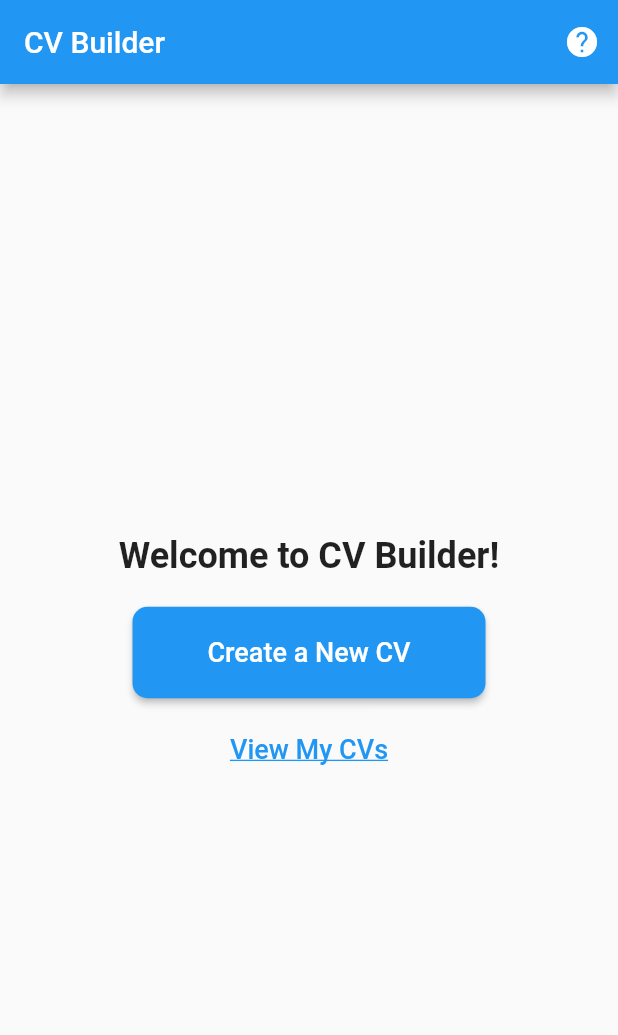
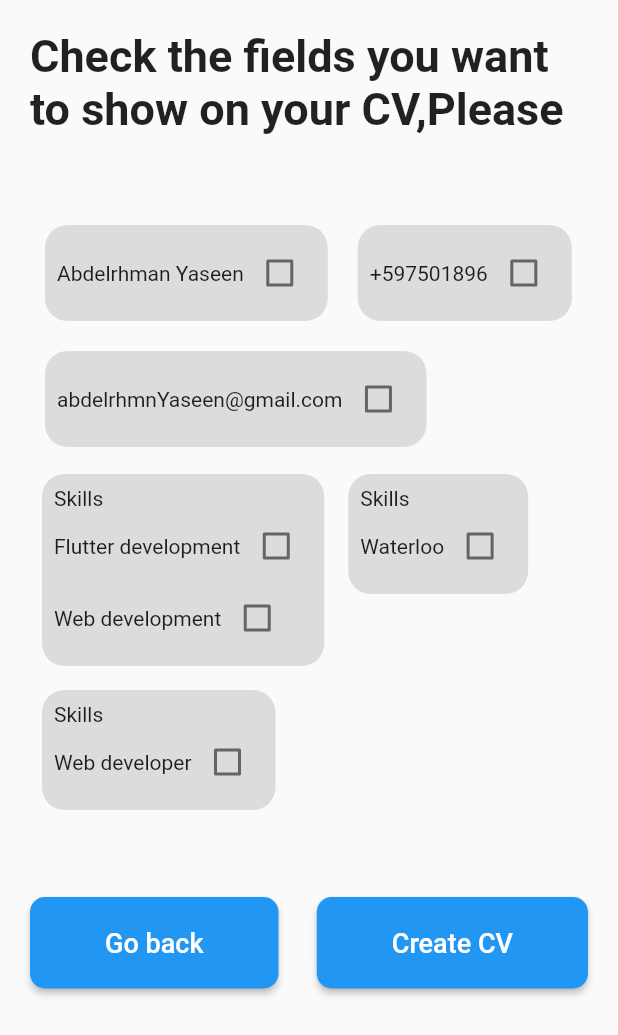
Before and after one commit to AbedrahmanYassen/cv_builder, a Flutter app: the screen it shows after launch, on a phone screen of 412 x 824 dp. Shown: the top 1035 px of the screen. Run offline on Flutter 3.47's test engine with Material 2 defaults, Android fonts, the phone set to English and light mode, and no system bars; our stand-ins replace pdf, printing, universal_io; missing offline and left inert: docx_template; accounts and stored records are empty.

Commit message:
Functional show and hide screen

```diff
--- a/lib/main.dart
+++ b/lib/main.dart
@@ -1,5 +1,6 @@
 import 'package:cv_builder/routes/home.dart';
 import 'package:cv_builder/routes/on_boarding.dart';
+import 'package:cv_builder/routes/show_hide_screen.dart';
 import 'package:docx_template/docx_template.dart';
 import 'package:flutter/material.dart';
 import 'package:flutter/services.dart' show rootBundle;
@@ -21,18 +22,10 @@ class MyApp extends StatelessWidget {
     return MaterialApp(
       title: 'Flutter Demo',
       theme: ThemeData(
-        // This is the theme of your application.
-        //
-        // Try running your application with "flutter run". You'll see the
-        // application has a blue toolbar. Then, without quitting the app, try
-        // changing the primarySwatch below to Colors.green and then invoke
-        // "hot reload" (press "r" in the console where you ran "flutter run",
-        // or simply save your changes to "hot reload" in a Flutter IDE).
-        // Notice that the counter didn't reset back to zero; the application
-        // is not restarted.
+
         primarySwatch: Colors.blue,
       ),
-      home: HomeScreen(),
+      home: ShowHideScreen(),
     );
   }
 }
--- /dev/null
+++ b/lib/models/data_fields.dart
@@ -0,0 +1,11 @@
+enum DataFields{
+  name,
+  phoneNumber,
+  email,
+  skills,
+  degrees,
+  experiences,
+  city,
+  currentPosition,
+  street
+}
--- /dev/null
+++ b/lib/models/skill.dart
@@ -0,0 +1,7 @@
+class Skill{
+    String skillName;
+    double value ;
+    double size ;
+
+    Skill({required this.skillName, required this.value, required this.size});
+}
--- a/lib/models/user_data.dart
+++ b/lib/models/user_data.dart
@@ -1,4 +1,5 @@
 import 'package:cv_builder/models/education.dart';
+import 'package:cv_builder/models/skill.dart';
 
 import 'experience.dart';
 
@@ -10,7 +11,7 @@ class UserData {
   String phoneNumber;
   String email;
   List<Experience> experiences ;
-  List<String> skills ;
+  List<Skill> skills ;
   List<Education> degrees;
 
   UserData({
--- /dev/null
+++ b/lib/routes/show_hide_screen.dart
@@ -0,0 +1,156 @@
+import 'package:cv_builder/models/data_fields.dart';
+import 'package:cv_builder/models/education.dart';
+import 'package:cv_builder/models/experience.dart';
+import 'package:cv_builder/models/skill.dart';
+import 'package:cv_builder/models/user_data.dart';
+import 'package:cv_builder/providers/show_hide_provider.dart';
+import 'package:cv_builder/widgets/composite_show_hide_field.dart';
+import 'package:cv_builder/widgets/single_value_show_hide_field.dart';
+import 'package:flutter/material.dart';
+import 'package:provider/provider.dart';
+
+class ShowHideScreen extends StatefulWidget {
+  const ShowHideScreen({Key? key}) : super(key: key);
+
+  @override
+  State<ShowHideScreen> createState() => _ShowHideScreenState();
+}
+
+class _ShowHideScreenState extends State<ShowHideScreen> {
+  late UserData userData;
+
+  @override
+  Widget build(BuildContext context) {
+    userData = UserData(
+        name: "Abdelrhman Yaseen",
+        phoneNumber: "+597501896",
+        email: "abdelrhmnYaseen@gmail.com",
+        experiences: [
+          Experience(jobTitle: "Web developer", companyName: "Unit One"),
+        ],
+        skills: [
+          Skill(skillName: "Flutter development", value: 0.6, size: 50),
+          Skill(skillName: "Web development", value: 0.6, size: 50),
+        ],
+        degrees: [
+         Education("Waterloo", "Canda", "Master", "Computer Science", "", "details")
+        ]);
+    return MultiProvider(
+      providers: [
+        ChangeNotifierProvider(create: (_) => ShowHideProvider()),
+      ],
+      child: Scaffold(
+          body: SingleChildScrollView(
+        child: Padding(
+          padding: const EdgeInsets.all(20.0),
+          child: Column(
+            mainAxisAlignment: MainAxisAlignment.spaceEvenly,
+            crossAxisAlignment: CrossAxisAlignment.start,
+            children: [
+              const Text(
+                "Check the fields you want to show on your CV,Please",
+                style: TextStyle(fontSize: 30, fontWeight: FontWeight.w700),
+              ),
+              const SizedBox(
+                height: 50,
+              ),
+              Wrap(
+                children: [
+                  if (userData.name.isNotEmpty)
+                    SingleValueShowHideField(
+                      fieldValue: userData.name,
+                      dataFields: DataFields.name,
+                    ),
+                  if (userData.phoneNumber.isNotEmpty)
+                    SingleValueShowHideField(
+                      fieldValue: userData.phoneNumber,
+                      dataFields: DataFields.phoneNumber,
+                    ),
+                  if (userData.email.isNotEmpty)
+                    SingleValueShowHideField(
+                      fieldValue: userData.email,
+                      dataFields: DataFields.email,
+                    ),
+                  if (userData.city.isNotEmpty)
+                    SingleValueShowHideField(
+                      fieldValue: userData.city,
+                      dataFields: DataFields.city,
+                    ),
+                  if (userData.street.isNotEmpty)
+                    SingleValueShowHideField(
+                      fieldValue: userData.street,
+                      dataFields: DataFields.street,
+                    ),
+                  if (userData.currentPosition.isNotEmpty)
+                    SingleValueShowHideField(
+                      fieldValue: userData.currentPosition,
+                      dataFields: DataFields.currentPosition,
+                    ),
+                  if (userData.skills.isNotEmpty)
+                    CompositeShowHideField(
+                        dataFields: DataFields.skills,
+                        fieldValues: userData.skills),
+                  if (userData.degrees.isNotEmpty)
+                    CompositeShowHideField(
+                        dataFields: DataFields.degrees,
+                        fieldValues: userData.degrees),
+                  if (userData.skills.isNotEmpty)
+                    CompositeShowHideField(
+                        dataFields: DataFields.experiences,
+                        fieldValues: userData.experiences),
+                  Consumer<ShowHideProvider>(builder: (_, pro, __) {
+                    return Column(
+                      children: [
+                        Text(pro.getData().name),
+                      ],
+                    );
+                  })
+                ],
+              ),
+              const SizedBox(
+                height: 50,
+              ),
+              Consumer<ShowHideProvider>(builder: (_, provider, __) {
+                return Row(
+                  mainAxisAlignment: MainAxisAlignment.spaceBetween,
+                  children: [
+                    ElevatedButton(
+                      onPressed: () async {},
+                      style: ElevatedButton.styleFrom(
+                        padding: const EdgeInsets.symmetric(
+                            horizontal: 50, vertical: 20),
+                        shape: RoundedRectangleBorder(
+                          borderRadius: BorderRadius.circular(10),
+                        ),
+                      ),
+                      child: const Text(
+                        'Go back',
+                        style: TextStyle(fontSize: 18),
+                      ),
+                    ),
+                    ElevatedButton(
+                      onPressed: () async {
+                        provider.resumeGenerator();
+                      },
+                      style: ElevatedButton.styleFrom(
+                        padding: const EdgeInsets.symmetric(
+                            horizontal: 50, vertical: 20),
+                        shape: RoundedRectangleBorder(
+                          borderRadius: BorderRadius.circular(10),
+                        ),
+                      ),
+                      child: const Text(
+                        'Create CV',
+                        style: TextStyle(fontSize: 18),
+                      ),
+                    ),
+                  ],
+                );
+              })
+            ],
+          ),
+        ),
+      )),
+    );
+  }
+}
--- /dev/null
+++ b/lib/widgets/composite_show_hide_field.dart
@@ -0,0 +1,79 @@
+import 'package:cv_builder/models/data_fields.dart';
+import 'package:cv_builder/models/education.dart';
+import 'package:cv_builder/models/experience.dart';
+import 'package:cv_builder/providers/show_hide_provider.dart';
+import 'package:flutter/material.dart';
+import 'package:provider/provider.dart';
+
+import '../models/skill.dart';
+
+class CompositeShowHideField extends StatelessWidget {
+  CompositeShowHideField(
+      {Key? key, required this.dataFields, required this.fieldValues})
+      : super(key: key);
+
+  bool isChecked = false;
+  List fieldValues;
+  final DataFields dataFields;
+
+  @override
+  Widget build(BuildContext context) {
+    return Padding(
+      padding: const EdgeInsets.all(8.0),
+      child: Container(
+        decoration: BoxDecoration(
+          color: Colors.black12,
+          borderRadius: BorderRadius.circular(15),
+        ),
+        padding: const EdgeInsets.all(8),
+        child: Column(
+          crossAxisAlignment: CrossAxisAlignment.start,
+          mainAxisSize: MainAxisSize.min,
+          children: [
+            const Text("Skills"),
+            Consumer<ShowHideProvider>(builder: (_, provider, __) {
+              return Column(
+                mainAxisSize: MainAxisSize.min,
+                crossAxisAlignment: CrossAxisAlignment.start,
+                children: List.generate(fieldValues.length, (index) {
+                  String currentValue = "";
+                  switch (dataFields) {
+                    case DataFields.skills:
+                      currentValue = (fieldValues[index] as Skill).skillName;
+                      break;
+                    case DataFields.degrees:
+                      currentValue =
+                          (fieldValues[index] as Education).schoolName;
+                      break;
+                    case DataFields.experiences:
+                      currentValue =
+                          (fieldValues[index] as Experience).jobTitle;
+
+                      break;
+                    default:
+                      currentValue = "";
+                  }
+                  return Row(
+                    mainAxisAlignment: MainAxisAlignment.spaceBetween,
+                    mainAxisSize: MainAxisSize.min,
+                    children: [
+                      Text(currentValue),
+                      Checkbox(
+                        value: isChecked,
+                        onChanged: (v) {
+                          isChecked = v!;
+                          provider.handleShowingOrHidingForCompositeFields(
+                              isChecked, dataFields, fieldValues[index], index, fieldValues.length);
+                        },
+                      ),
+                    ],
+                  );
+                }),
+              );
+            })
+          ],
+        ),
+      ),
+    );
+  }
+}
--- /dev/null
+++ b/lib/widgets/single_value_show_hide_field.dart
@@ -0,0 +1,56 @@
+import 'dart:ffi';
+
+import 'package:cv_builder/models/data_fields.dart';
+import 'package:cv_builder/providers/show_hide_provider.dart';
+import 'package:flutter/material.dart';
+import 'package:provider/provider.dart';
+
+class SingleValueShowHideField extends StatefulWidget {
+  const SingleValueShowHideField(
+      {Key? key, required this.fieldValue, required this.dataFields})
+      : super(key: key);
+  final String fieldValue;
+
+  final DataFields dataFields;
+
+  @override
+  State<SingleValueShowHideField> createState() =>
+      _SingleValueShowHideFieldState();
+}
+
+class _SingleValueShowHideFieldState extends State<SingleValueShowHideField> {
+  bool isChecked = false;
+
+  late String fieldKey;
+
+  @override
+  Widget build(BuildContext context) {
+    return Padding(
+      padding: const EdgeInsets.all(10.0),
+      child: Container(
+        padding: EdgeInsets.all(8),
+        decoration: BoxDecoration(
+            borderRadius: BorderRadius.circular(15), color: Colors.black12),
+        child: Consumer<ShowHideProvider>(builder: (_, provider, __) {
+          return Row(
+            mainAxisSize: MainAxisSize.min,
+            children: [
+              Text(widget.fieldValue),
+              Checkbox(
+                value: isChecked,
+                onChanged: (value) {
+                  isChecked = value!;
+                  provider.handleShowingOrHiding(
+                    isChecked,
+                    widget.dataFields,
+                    widget.fieldValue,
+                  );
+                },
+              ),
+            ],
+          );
+        }),
+      ),
+    );
+  }
+}
--- a/pubspec.yaml
+++ b/pubspec.yaml
@@ -39,6 +39,7 @@ dependencies:
   http: ^0.13.5
   universal_io: ^2.2.0
   printing: ^5.6.6
+  provider: ^6.0.5
 
 dev_dependencies:
   flutter_test:
```
Also changed, not shown: lib/providers/show_hide_provider.dart (added, +124 -0 lines), lib/routes/home.dart (+45 -39 lines), lib/services/cv_generator.dart (+36 -38 lines), pubspec.lock.
